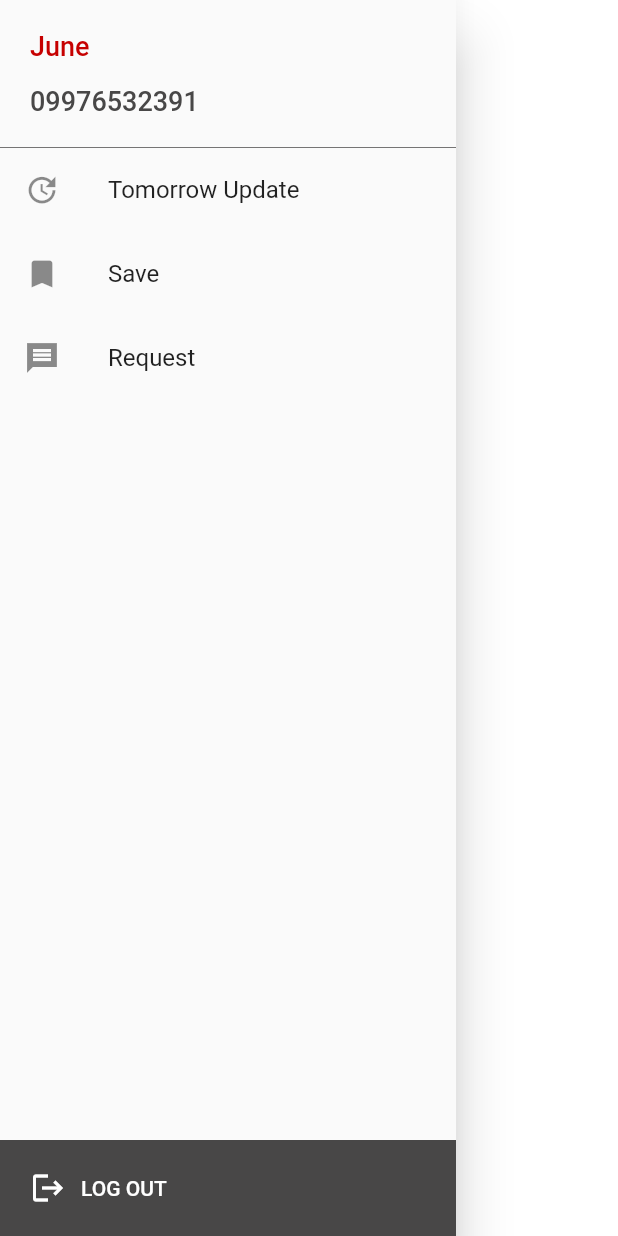
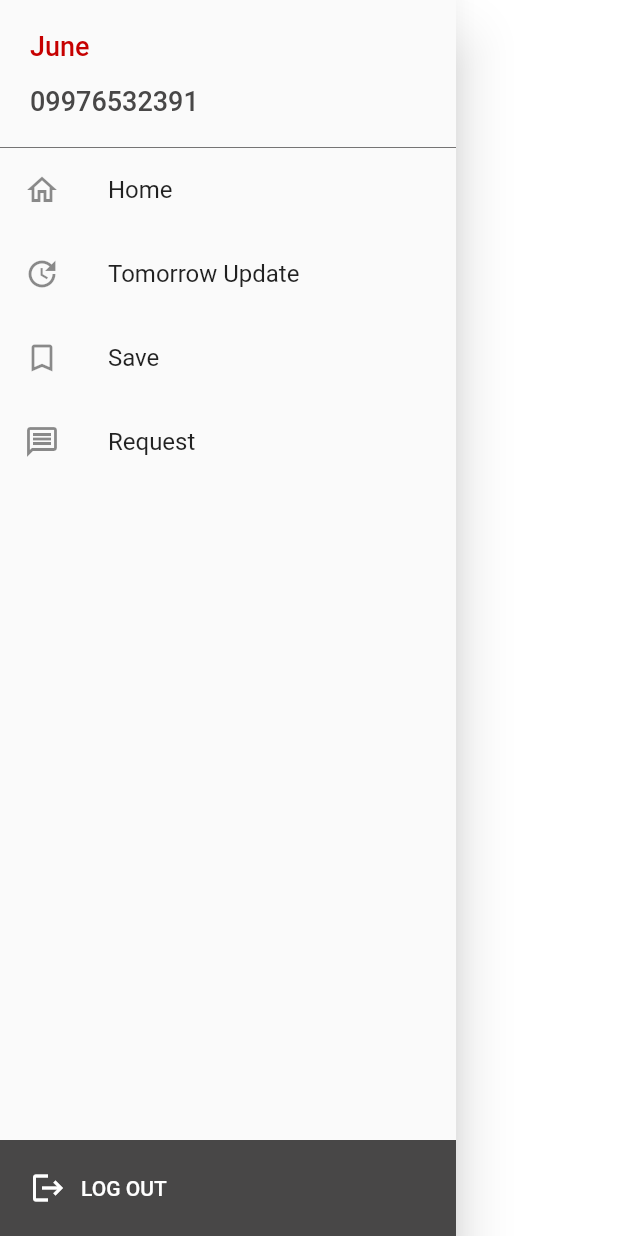
Before and after one commit to Junejune95/O2HelpByFlutter, a Flutter app: the NavigationDrawer widget shown alone on an empty page, opened directly, on a phone screen of 412 x 824 dp. Run offline on Flutter 3.47's test engine with Material 2 defaults, Android fonts, the phone set to English and light mode, and no system bars.

Commit message:
drawer route update

```diff
--- /dev/null
+++ b/lib/app_enum.dart
@@ -0,0 +1,66 @@
+import 'package:O2help/screen/home/home_screen.dart';
+import 'package:O2help/screen/request/request_screen.dart';
+import 'package:O2help/screen/save/save_screen.dart';
+import 'package:O2help/screen/tomorrow_update/tomorrow_update.dart';
+import 'package:flutter/material.dart';
+
+enum Menu { Home, TomorrowUpdate, Save, Request }
+
+extension MenuExtension on Menu {
+  String get getMenuLabel {
+    switch (this) {
+      case Menu.Home:
+        return 'Home';
+        break;
+      case Menu.TomorrowUpdate:
+        return 'Tomorrow Update';
+        break;
+      case Menu.Save:
+        return 'Save';
+        break;
+      case Menu.Request:
+        return 'Request';
+        break;
+      default:
+        return '';
+    }
+  }
+
+ get getMenuRoute {
+    switch (this) {
+      case Menu.Home:
+        return HomeScreen.routeName;
+        break;
+      case Menu.TomorrowUpdate:
+        return TomorrowUpdateScreen.routeName;
+        break;
+      case Menu.Save:
+        return SaveScreen.routeName;
+        break;
+      case Menu.Request:
+        return RequestScreen.routeName;
+        break;
+      default:
+        return '';
+    }
+  }
+
+  IconData  get getMenuIcon {
+    switch (this) {
+      case Menu.Home:
+        return Icons.home_outlined;
+        break;
+      case Menu.TomorrowUpdate:
+        return Icons.update_outlined;
+        break;
+      case Menu.Save:
+        return Icons.bookmark_outline;
+        break;
+      case Menu.Request:
+        return Icons.message_outlined;
+        break;
+      default:
+        return null;
+    }
+  }
+}
--- a/lib/components/drawer/navigation_drawer.dart
+++ b/lib/components/drawer/navigation_drawer.dart
@@ -1,6 +1,12 @@
 import 'package:O2help/components/drawer/drawer_footer.dart';
 import 'package:O2help/components/drawer/drawer_header.dart';
+import 'package:O2help/screen/home/home_screen.dart';
+import 'package:O2help/screen/request/request_screen.dart';
+import 'package:O2help/screen/save/save_screen.dart';
+import 'package:O2help/screen/tomorrow_update/tomorrow_update.dart';
 import 'package:flutter/material.dart';
+
+import '../../app_enum.dart';
 
 class NavigationDrawer extends StatelessWidget {
   @override
@@ -15,29 +21,18 @@ class NavigationDrawer extends StatelessWidget {
                   username: 'June',
                   phonenumber: '09976532391',
                 ),
-                 ListTile(
-                  title: Text('Tomorrow Update'),
-                  leading: Icon(Icons.update),
-                  onTap: () {
-                    // Update the state of the app.
-                    // ...
-                  },
-                ),
-                ListTile(
-                  title: Text('Save'),
-                  leading: Icon(Icons.bookmark),
-                  onTap: () {
-                    // Update the state of the app.
-                    // ...
-                  },
-                ),
-                ListTile(
-                  title: Text('Request'),
-                  leading: Icon(Icons.message_sharp),
-                  onTap: () {
-                    // Update the state of the app.
-                    // ...
-                  },
+                Column(
+                  children: Menu.values
+                      .map(
+                        (e) => ListTile(
+                          title: Text(e.getMenuLabel),
+                          leading: Icon(e.getMenuIcon),
+                          onTap: () {
+                            Navigator.pushNamed(context, e.getMenuRoute);
+                          },
+                        ),
+                      )
+                      .toList(),
                 ),
               ],
             ),
--- a/lib/route.dart
+++ b/lib/route.dart
@@ -1,5 +1,8 @@
 import 'package:O2help/screen/home/home_screen.dart';
 import 'package:O2help/screen/login/login_screen.dart';
+import 'package:O2help/screen/request/request_screen.dart';
+import 'package:O2help/screen/save/save_screen.dart';
+import 'package:O2help/screen/tomorrow_update/tomorrow_update.dart';
 import 'package:flutter/widgets.dart';
 
 // We use name route
@@ -7,4 +10,7 @@ import 'package:flutter/widgets.dart';
 final Map<String, WidgetBuilder> routes = {
   LoginScreen.routeName: (context) => LoginScreen(),
   HomeScreen.routeName: (context) => HomeScreen(),
+  TomorrowUpdateScreen.routeName: (context) => TomorrowUpdateScreen(),
+  SaveScreen.routeName: (context) => SaveScreen(),
+  RequestScreen.routeName: (context) => RequestScreen(),
 };
--- a/lib/screen/login/component/login_form.dart
+++ b/lib/screen/login/component/login_form.dart
@@ -1,7 +1,5 @@
 import 'package:O2help/components/primary_button.dart';
-import 'package:O2help/constants.dart';
 import 'package:O2help/screen/home/home_screen.dart';
-import 'package:O2help/size_config.dart';
 import 'package:flutter/material.dart';
 
 class LoginForm extends StatefulWidget {
```
Also changed, not shown: lib/screen/request/component/body.dart (added, +11 -0 lines), lib/screen/request/request_screen.dart (added, +18 -0 lines), lib/screen/save/body/body.dart (added, +11 -0 lines), lib/screen/save/save_screen.dart (added, +16 -0 lines), lib/screen/tomorrow_update/tomorrow_update.dart (added, +16 -0 lines).
